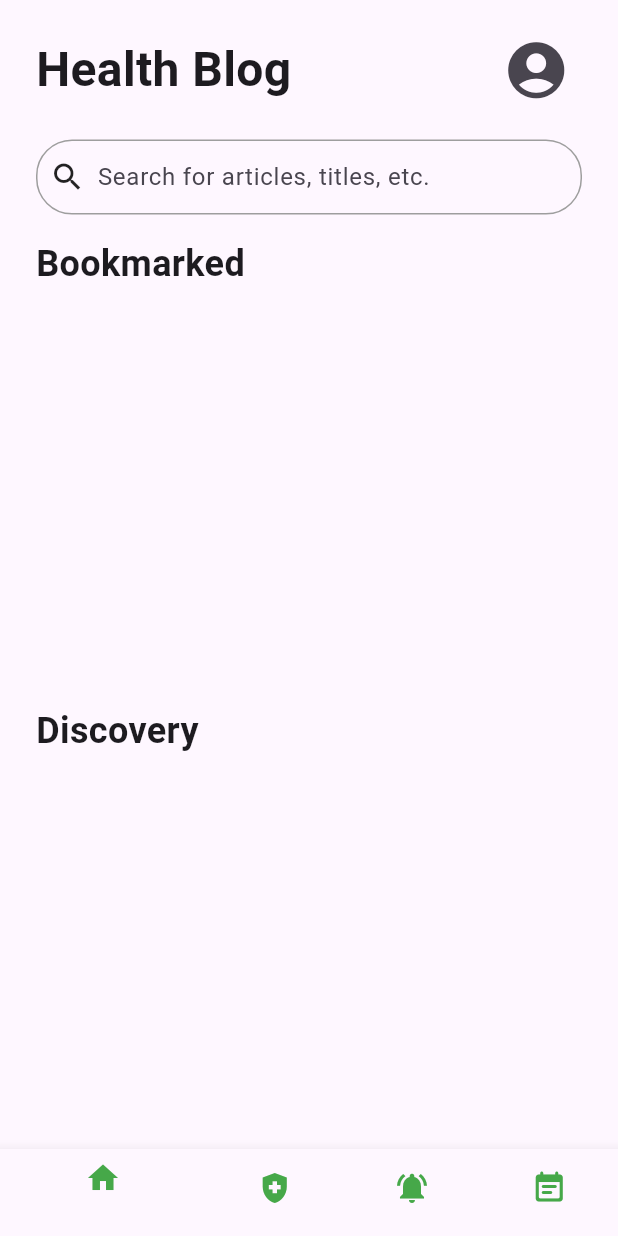
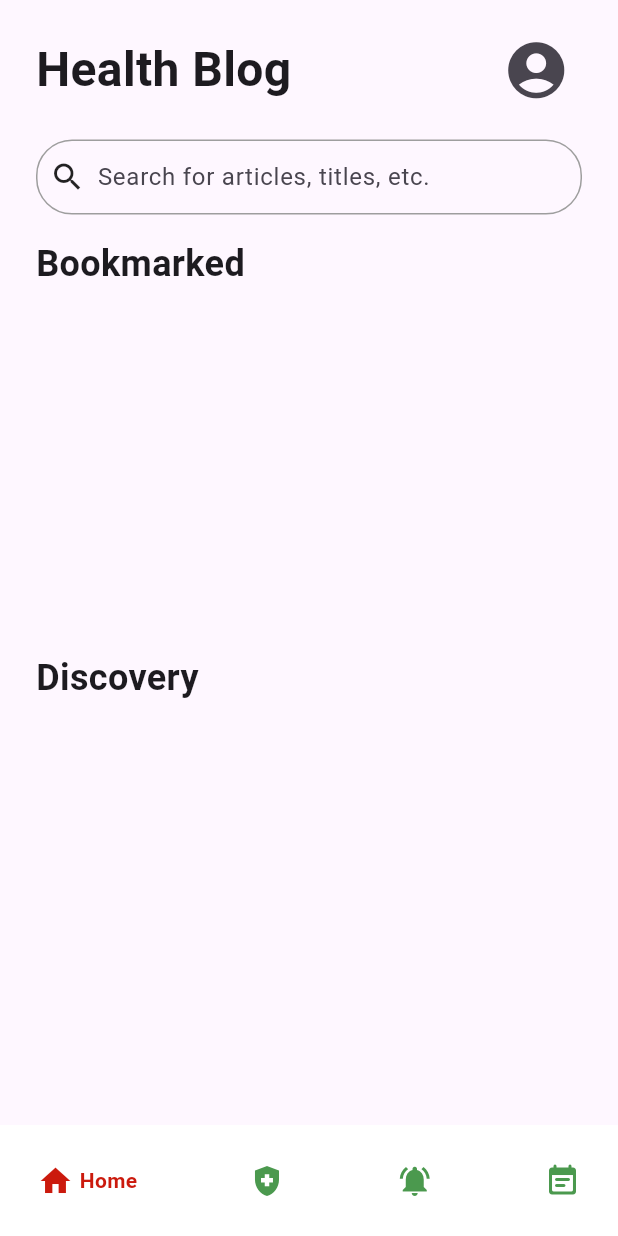
Before and after one commit to HyperionV/CSC13002_LOGiT, a Flutter app: the HealthBlog screen opened directly, on a phone screen of 412 x 824 dp. Run offline on Flutter 3.47's test engine with Material 3 defaults, Android fonts, the phone set to English and light mode, and no system bars; drawn by our look-alikes of google_nav_bar; our stand-ins replace firebase_auth, firebase_core; missing offline and left inert: logit; accounts and stored records are empty; statements that could not run were skipped.

Commit message:
Change navigation bar style, modify BookmarkCard

```diff
--- a/source/csc13002_logit/lib/screen/blog.dart
+++ b/source/csc13002_logit/lib/screen/blog.dart
@@ -1,6 +1,7 @@
 import 'dart:ui';
 
 import 'package:flutter/material.dart';
+import 'package:google_nav_bar/google_nav_bar.dart';
 import 'package:logit/model/article.dart';
 import 'package:logit/widget/bookmark.dart';
 import 'package:logit/widget/discovery.dart';
@@ -73,11 +74,11 @@ class HealthBlog extends StatelessWidget {
                 ),
               ),
             ),
-            Expanded(
-              child: Padding(
-                padding: const EdgeInsets.only(left: 16.0),
-                child: SizedBox(
-                  height: 200,
+            SizedBox(
+              height: 210,
+              child: Expanded(
+                child: Padding(
+                  padding: const EdgeInsets.only(left: 16.0),
                   child: ListView.builder(
                     scrollDirection: Axis.horizontal,
                     itemCount: bookmarkedArticles.length,
@@ -117,27 +118,16 @@ class HealthBlog extends StatelessWidget {
           ],
         ),
       ),
-      bottomNavigationBar: BottomNavigationBar(
-        items: const [
-          BottomNavigationBarItem(
-            icon: Icon(Icons.home, color: Color.fromARGB(255, 70, 168, 73)),
-            label: 'Home',
-          ),
-          BottomNavigationBarItem(
-            icon: Icon(Icons.health_and_safety,
-                color: Color.fromARGB(255, 70, 168, 73)),
-            label: 'Health Diary',
-          ),
-          BottomNavigationBarItem(
-            icon: Icon(Icons.notifications_on,
-                color: Color.fromARGB(255, 70, 168, 73)),
-            label: 'Notification',
-          ),
-          BottomNavigationBarItem(
-            icon: Icon(Icons.event_note_rounded,
-                color: Color.fromARGB(255, 70, 168, 73)),
-            label: 'Reminder',
-          ),
+      bottomNavigationBar: const GNav(
+        gap: 4,
+        color: Color.fromARGB(255, 75, 153, 78),
+        backgroundColor: Color.fromARGB(255, 255, 255, 255),
+        activeColor: Color.fromARGB(255, 203, 26, 13),
+        tabs: [
+          GButton(icon: Icons.home, text: 'Home'),
+          GButton(icon: Icons.health_and_safety, text: 'Health Diary'),
+          GButton(icon: Icons.notifications_on, text: 'Notifications'),
+          GButton(icon: Icons.event_note_rounded, text: 'Reminders')
         ],
       ),
     );
--- a/source/csc13002_logit/lib/widget/bookmark.dart
+++ b/source/csc13002_logit/lib/widget/bookmark.dart
@@ -61,9 +61,9 @@ class BookmarkCard extends StatelessWidget {
                   child: Text(
                     article.title,
                     style: const TextStyle(
-                      fontSize: 16,
-                      fontWeight: FontWeight.w400,
-                    ),
+                        fontSize: 15,
+                        fontWeight: FontWeight.w400,
+                        letterSpacing: 0),
                   ),
                 ),
                 const Spacer(),
```
